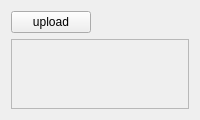
MohammadIbraheem71/Image_filter_applicator, file python_application/gui/ui_files/gallery_page.ui: the form before one commit.
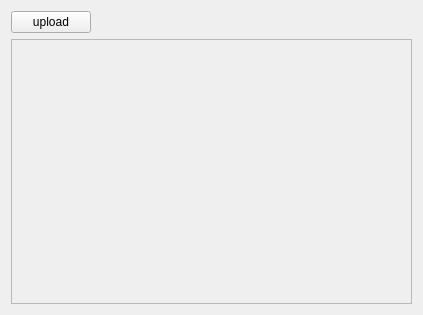
The form after the commit. Icons and pictures are not drawn.

The edit to the form file:
```diff
--- a/python_application/gui/ui_files/gallery_page.ui
+++ b/python_application/gui/ui_files/gallery_page.ui
@@ -2,6 +2,14 @@
 <ui version="4.0">
  <class>Form</class>
  <widget class="QWidget" name="gallery_pg">
+  <property name="geometry">
+   <rect>
+    <x>0</x>
+    <y>0</y>
+    <width>423</width>
+    <height>315</height>
+   </rect>
+  </property>
        <layout class="QVBoxLayout" name="verticalLayout_3">
         <item>
          <layout class="QHBoxLayout" name="horizontalLayout_4">
@@ -37,8 +45,8 @@
             <rect>
              <x>0</x>
              <y>0</y>
-             <width>98</width>
-             <height>28</height>
+        <width>403</width>
+        <height>249</height>
             </rect>
            </property>
           </widget>
```
Left out of the diff: 16 changed lines with no effect on the pictures. Lines whose indentation alone changed are shown as unchanged.
